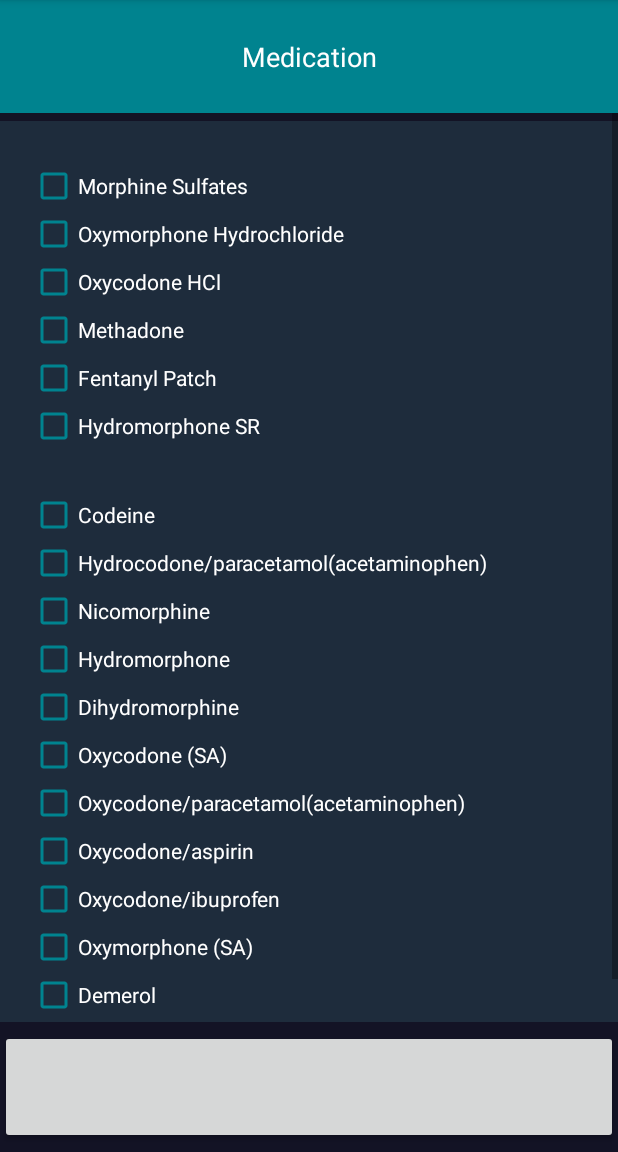
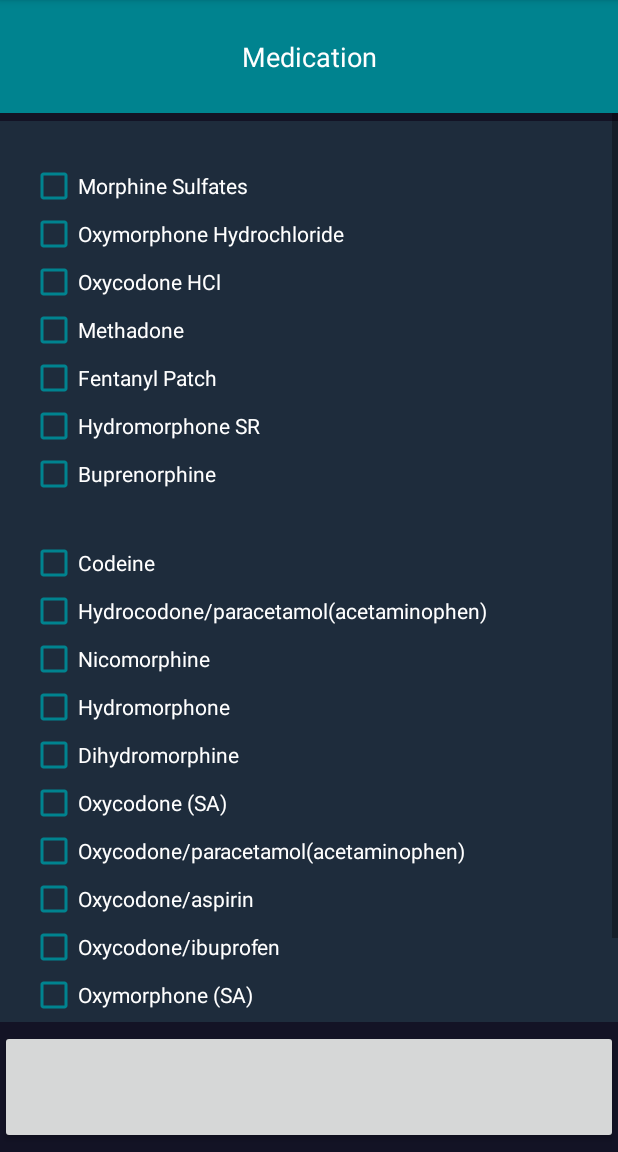
Before and after one commit to MD2Korg/mCerebrum-OpioidLabStudy, an Android app: the ActivitySettings screen opened directly, with no data from a screen before it, on a phone screen of 412 x 824 dp, the part 84-1236 px from its top. Run offline under Robolectric (Android 15) with nearby library versions, the phone set to English and light mode, and no system bars; libraries missing offline, so code that uses them is left out: com.beardedhen.androidbootstrap, mehdi.sakout.fancybuttons, org.md2k.datakitapi; plain views replace AwesomeTextView, FancyButton; 2 statements that could not run were skipped.

```diff
--- a/app/build.gradle
+++ b/app/build.gradle
@@ -1,4 +1,4 @@
-version = '2.0.0-RC3'
+version = '2.0.0-RC5'
 apply from: 'versioning.gradle'
 
 apply plugin: 'com.android.application'
@@ -51,10 +51,11 @@ dependencies {
     compile project(':core')
     compile project(':commons')
 
-    implementation 'com.mikepenz:fontawesome-typeface:4.7.0.0@aar'
+    implementation 'com.mikepenz:fontawesome-typeface:4.7.0.1@aar'
     implementation 'com.beardedhen:androidbootstrap:2.3.2'
     implementation 'com.github.medyo:fancybuttons:1.9.0'
     implementation 'com.xw.repo:bubbleseekbar:3.16'
     implementation 'com.android.support:design:27.1.0'
+    implementation 'com.afollestad.material-dialogs:core:0.9.4.5'
 
 }
--- a/app/src/main/java/org/md2k/mcerebrum/opioidlabstudy/ActivitySettings.java
+++ b/app/src/main/java/org/md2k/mcerebrum/opioidlabstudy/ActivitySettings.java
@@ -87,6 +87,7 @@ public class ActivitySettings extends AppCompatActivity {
             c = findViewById(R.id.checkbox_16);if(c.getText().equals(medications.get(i))) c.setChecked(true);
             c = findViewById(R.id.checkbox_17);if(c.getText().equals(medications.get(i))) c.setChecked(true);
             c = findViewById(R.id.checkbox_18);if(c.getText().equals(medications.get(i))) c.setChecked(true);
+            c = findViewById(R.id.checkbox_19);if(c.getText().equals(medications.get(i))) c.setChecked(true);
         }
     }
     private ArrayList<String> getMedication(){
@@ -110,6 +111,7 @@ public class ActivitySettings extends AppCompatActivity {
         c = findViewById(R.id.checkbox_16);if(c.isChecked()) medications.add((String) c.getText());
         c = findViewById(R.id.checkbox_17);if(c.isChecked()) medications.add((String) c.getText());
         c = findViewById(R.id.checkbox_18);if(c.isChecked()) medications.add((String) c.getText());
+        c = findViewById(R.id.checkbox_19);if(c.isChecked()) medications.add((String) c.getText());
         return medications;
     }
     @Override
--- a/app/src/main/java/org/md2k/mcerebrum/opioidlabstudy/ema/EMAManager.java
+++ b/app/src/main/java/org/md2k/mcerebrum/opioidlabstudy/ema/EMAManager.java
@@ -41,7 +41,7 @@ public class EMAManager {
     private static final String random_prompt="random_prompt.json";
     public static void create(Context context, ArrayList<String> medications){
         ArrayList<String> conditionRandom = new ArrayList<>();conditionRandom.add("4:Yes");
-        ArrayList<String> conditionEvening = new ArrayList<>();conditionEvening.add("21:Yes");
+        ArrayList<String> conditionEvening = new ArrayList<>();conditionEvening.add("24:Yes");
         ArrayList<String> conditionMorning = new ArrayList<>();conditionMorning.add("11:Yes");
         create(context, medications, evening_diary, conditionEvening);
         create(context, medications, morning_diary, conditionMorning);
@@ -53,7 +53,7 @@ public class EMAManager {
         defaultCondition.add("0:null");
         ArrayList<Question> start = readQuestion(context, fileName);
         for(int i =0;i<start.size();i++){
-            if(start.get(i).getQuestion_text().startsWith("How many pills of") && start.get(i).getQuestion_text().endsWith("did you take?")) {
+            if(start.get(i).getQuestion_text().startsWith("How many pills of")) {
                 start.get(i).setCondition(defaultCondition);
                 for (int j = 0; j < medications.size(); j++) {
                     if (start.get(i).getQuestion_text().contains("<i>"+medications.get(j)+"</i>")) {
--- a/app/src/main/res/layout/activity_main1.xml
+++ b/app/src/main/res/layout/activity_main1.xml
@@ -118,6 +118,17 @@
 
                     android:text="Hydromorphone SR"
                     android:textColor="#ffff" />
+        <CheckBox
+            android:id="@+id/checkbox_19"
+            android:layout_width="wrap_content"
+            android:layout_height="wrap_content"
+            android:layout_marginLeft="20dp"
+            android:layout_marginRight="20dp"
+
+            android:buttonTint="@color/tealsecondary"
+
+            android:text="Buprenorphine"
+            android:textColor="#ffff" />
 
 
             <com.beardedhen.androidbootstrap.AwesomeTextView
```
